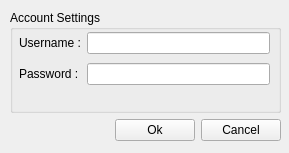
canercandan/qlik, file client/Connect.ui: the form before one commit.
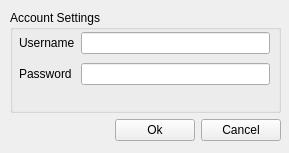
The form after the commit.

Diff of the .ui file:
```diff
--- a/client/Connect.ui
+++ b/client/Connect.ui
@@ -40,7 +40,7 @@
         <item row="0" column="0" >
          <widget class="QLabel" name="label_3" >
           <property name="text" >
-           <string>Username :</string>
+           <string>Username</string>
           </property>
           <property name="buddy" >
            <cstring>username</cstring>
@@ -57,7 +57,7 @@
         <item row="1" column="0" >
          <widget class="QLabel" name="label_4" >
           <property name="text" >
-           <string>Password :</string>
+           <string>Password</string>
           </property>
           <property name="buddy" >
            <cstring>password</cstring>
```
